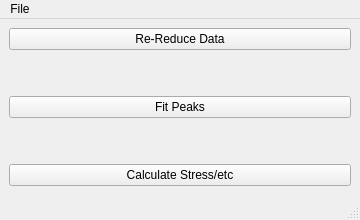
Old version of the form designer/pyrsmain.ui in the repository neutrons/PyRS.
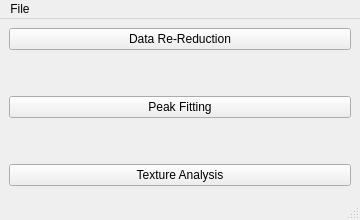
New version of the form.

Commit message: Refs #7. Checkpointing progress of implementing texture analysis window and test.

What changed in the file:
```diff
--- a/designer/pyrsmain.ui
+++ b/designer/pyrsmain.ui
@@ -18,14 +18,14 @@
     <item row="0" column="0">
      <widget class="QPushButton" name="pushButton_2">
       <property name="text">
-       <string>Re-Reduce Data</string>
+       <string>Data Re-Reduction</string>
       </property>
      </widget>
     </item>
     <item row="2" column="0">
      <widget class="QPushButton" name="pushButton_fitPeaks">
       <property name="text">
-       <string>Fit Peaks</string>
+       <string>Peak Fitting</string>
       </property>
      </widget>
     </item>
@@ -64,7 +64,7 @@
     <item row="4" column="0">
      <widget class="QPushButton" name="pushButton">
       <property name="text">
-       <string>Calculate Stress/etc</string>
+       <string>Texture Analysis</string>
       </property>
      </widget>
     </item>
```
Left out of the diff: 2 changed lines with no effect on the pictures. The commit also changes 6 other files.
